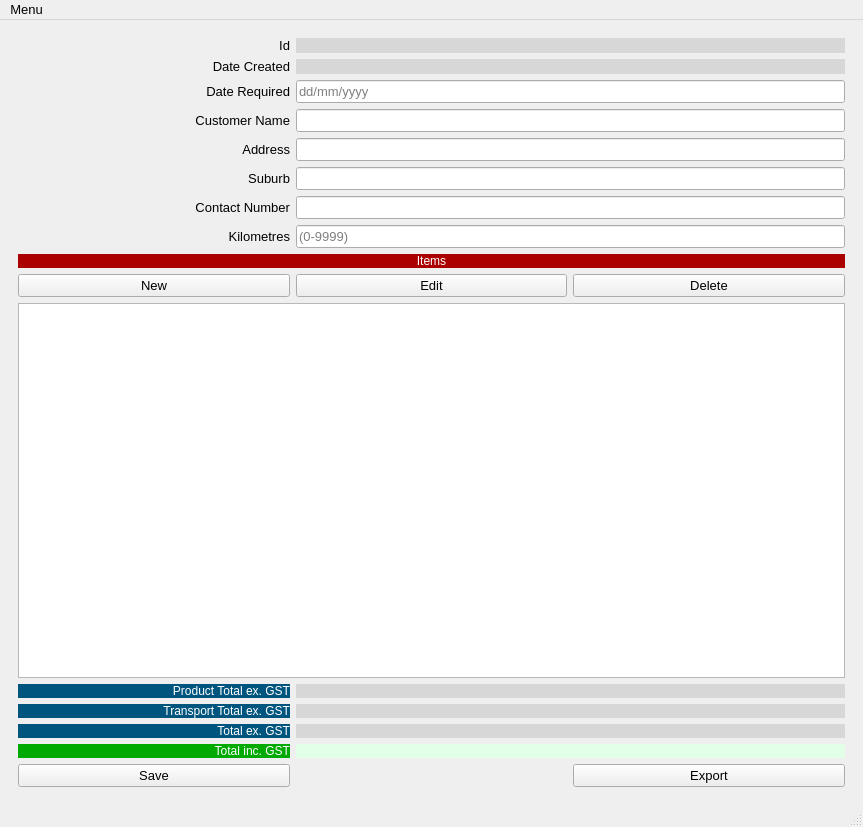
Soapey/HQCPQ, file app/gui/ui_files/main_window.ui: the form before one commit.
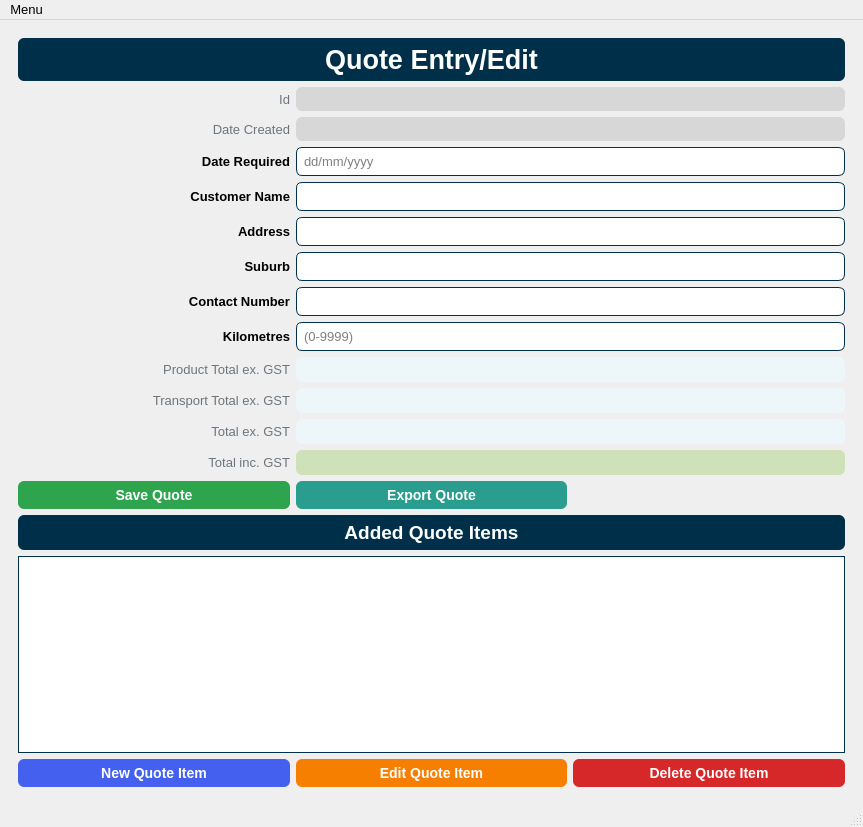
The form after the commit.

```diff
--- a/app/gui/ui_files/main_window.ui
+++ b/app/gui/ui_files/main_window.ui
@@ -140,128 +140,81 @@
       </widget>
       <widget class="QWidget" name="pageQuoteEntry">
        <layout class="QGridLayout" name="gridLayout_16">
-        <item row="9" column="0">
-         <widget class="QPushButton" name="btnNewQuoteItem">
-          <property name="focusPolicy">
-           <enum>Qt::NoFocus</enum>
-          </property>
-          <property name="text">
-           <string>New</string>
-          </property>
-         </widget>
-        </item>
-        <item row="6" column="1" colspan="2">
-         <widget class="QLineEdit" name="txtQuote_ContactNumber">
-          <property name="maxLength">
-           <number>100</number>
-          </property>
-         </widget>
-        </item>
-        <item row="5" column="1" colspan="2">
-         <widget class="QLineEdit" name="txtQuote_Suburb">
-          <property name="maxLength">
-           <number>100</number>
-          </property>
-         </widget>
-        </item>
-        <item row="8" column="0" colspan="3">
-         <widget class="QLabel" name="lblQuoteItem_Header">
-          <property name="styleSheet">
-           <string notr="true">color: rgb(255, 255, 255);
-font: 75 14pt &quot;Helvetica&quot;;
-background-color: rgb(170, 0, 0);</string>
-          </property>
-          <property name="text">
-           <string>Items</string>
-          </property>
-          <property name="alignment">
-           <set>Qt::AlignCenter</set>
-          </property>
-         </widget>
-        </item>
-        <item row="9" column="2">
-         <widget class="QPushButton" name="btnDeleteQuoteItem">
-          <property name="focusPolicy">
-           <enum>Qt::NoFocus</enum>
-          </property>
-          <property name="text">
-           <string>Delete</string>
-          </property>
-         </widget>
-        </item>
-        <item row="2" column="1" colspan="2">
-         <widget class="QLineEdit" name="txtQuote_DateRequired">
-          <property name="placeholderText">
-           <string>dd/mm/yyyy</string>
-          </property>
-          <property name="clearButtonEnabled">
-           <bool>false</bool>
-          </property>
-         </widget>
-        </item>
-        <item row="7" column="1" colspan="2">
-         <widget class="QLineEdit" name="txtQuote_Kilometres">
-          <property name="placeholderText">
-           <string>(0-9999)</string>
-          </property>
-         </widget>
-        </item>
-        <item row="0" column="0">
-         <widget class="QLabel" name="lblQuoteId_Label">
-          <property name="text">
-           <string>Id</string>
-          </property>
-          <property name="alignment">
-           <set>Qt::AlignRight|Qt::AlignTrailing|Qt::AlignVCenter</set>
-          </property>
-         </widget>
-        </item>
-        <item row="9" column="1">
-         <widget class="QPushButton" name="btnEditQuoteItem">
-          <property name="focusPolicy">
-           <enum>Qt::NoFocus</enum>
-          </property>
-          <property name="text">
-           <string>Edit</string>
-          </property>
-         </widget>
-        </item>
-        <item row="1" column="0">
-         <widget class="QLabel" name="lblQuote_DateCreated_Label">
-          <property name="text">
-           <string>Date Created</string>
-          </property>
-          <property name="alignment">
-           <set>Qt::AlignRight|Qt::AlignTrailing|Qt::AlignVCenter</set>
-          </property>
-         </widget>
-        </item>
-        <item row="3" column="1" colspan="2">
+        <item row="4" column="1" colspan="2">
          <widget class="QLineEdit" name="txtQuote_Name">
+          <property name="styleSheet">
+           <string notr="true">border: 1px solid #003049;
+border-radius: 6px;
+font-family: &quot;Helvetica&quot;;
+font-size: 10pt;
+padding: 5px;</string>
+          </property>
           <property name="maxLength">
            <number>100</number>
           </property>
          </widget>
         </item>
-        <item row="0" column="1" colspan="2">
-         <widget class="QLabel" name="lblQuoteId">
+        <item row="17" column="2">
+         <widget class="QPushButton" name="btnDeleteQuoteItem">
+          <property name="focusPolicy">
+           <enum>Qt::NoFocus</enum>
+          </property>
           <property name="styleSheet">
-           <string notr="true">background-color: rgb(215, 215, 215);</string>
+           <string notr="true">background-color: #d62828;
+border: 1px solid rgba(27, 31, 35, .15);
+border-radius: 6px;
+color: #fff;
+font-family: &quot;Helvetica&quot;;
+font-size: 14px;
+font-weight: 600;
+line-height: 20px;
+padding: 6px 16px;
+position: relative;
+text-align: center;
+text-decoration: none;
+vertical-align: middle;
+white-space: nowrap;</string>
           </property>
           <property name="text">
-           <string/>
+           <string>Delete Quote Item</string>
           </property>
          </widget>
         </item>
-        <item row="4" column="1" colspan="2">
+        <item row="5" column="1" colspan="2">
          <widget class="QLineEdit" name="txtQuote_Address">
+          <property name="styleSheet">
+           <string notr="true">border: 1px solid #003049;
+border-radius: 6px;
+font-family: &quot;Helvetica&quot;;
+font-size: 10pt;
+padding: 5px;</string>
+          </property>
           <property name="maxLength">
            <number>100</number>
           </property>
          </widget>
         </item>
-        <item row="7" column="0">
+        <item row="7" column="1" colspan="2">
+         <widget class="QLineEdit" name="txtQuote_ContactNumber">
+          <property name="styleSheet">
+           <string notr="true">border: 1px solid #003049;
+border-radius: 6px;
+font-family: &quot;Helvetica&quot;;
+font-size: 10pt;
+padding: 5px;</string>
+          </property>
+          <property name="maxLength">
+           <number>100</number>
+          </property>
+         </widget>
+        </item>
+        <item row="8" column="0">
          <widget class="QLabel" name="lblQuote_Kilometres">
+          <property name="styleSheet">
+           <string notr="true">font-family: &quot;Helvetica&quot;;
+font-weight: 700;
+font-size: 10pt;</string>
+          </property>
           <property name="text">
            <string>Kilometres</string>
           </property>
@@ -270,18 +223,13 @@
           </property>
          </widget>
         </item>
-        <item row="1" column="1" colspan="2">
-         <widget class="QLabel" name="lblQuote_DateCreated">
-          <property name="styleSheet">
-           <string notr="true">background-color: rgb(215, 215, 215);</string>
-          </property>
-          <property name="text">
-           <string/>
-          </property>
-         </widget>
-        </item>
-        <item row="4" column="0">
+        <item row="5" column="0">
          <widget class="QLabel" name="lblQuote_Address">
+          <property name="styleSheet">
+           <string notr="true">font-family: &quot;Helvetica&quot;;
+font-weight: 700;
+font-size: 10pt;</string>
+          </property>
           <property name="text">
            <string>Address</string>
           </property>
@@ -290,28 +238,81 @@
           </property>
          </widget>
         </item>
+        <item row="10" column="1" colspan="2">
+         <widget class="QLabel" name="lblQuote_TransportTotalExGST">
+          <property name="font">
+           <font>
+            <family>Helvetica</family>
+            <pointsize>10</pointsize>
+           </font>
+          </property>
+          <property name="styleSheet">
+           <string notr="true">background-color: #edf6f9;
+border-radius: 6px;
+font-family: &quot;Helvetica&quot;;
+font-size: 10pt;
+padding: 5px;</string>
+          </property>
+          <property name="text">
+           <string/>
+          </property>
+         </widget>
+        </item>
         <item row="2" column="0">
-         <widget class="QLabel" name="lblQuote_DateRequired">
+         <widget class="QLabel" name="lblQuote_DateCreated_Label">
+          <property name="font">
+           <font>
+            <family>Helvetica</family>
+            <pointsize>10</pointsize>
+            <weight>37</weight>
+            <bold>false</bold>
+           </font>
+          </property>
+          <property name="styleSheet">
+           <string notr="true">color: #6c757d;
+font-family: &quot;Helvetica&quot;;
+font-weight: 300;
+font-size: 10pt</string>
+          </property>
           <property name="text">
-           <string>Date Required</string>
+           <string>Date Created</string>
           </property>
           <property name="alignment">
            <set>Qt::AlignRight|Qt::AlignTrailing|Qt::AlignVCenter</set>
           </property>
          </widget>
         </item>
-        <item row="3" column="0">
-         <widget class="QLabel" name="lblQuote_Name">
+        <item row="11" column="0">
+         <widget class="QLabel" name="lblQuote_TotalExGST_Label">
+          <property name="font">
+           <font>
+            <family>Helvetica</family>
+            <pointsize>10</pointsize>
+            <weight>37</weight>
+            <bold>false</bold>
+           </font>
+          </property>
+          <property name="styleSheet">
+           <string notr="true">color: #6c757d;
+font-family: &quot;Helvetica&quot;;
+font-weight: 300;
+font-size: 10pt</string>
+          </property>
           <property name="text">
-           <string>Customer Name</string>
+           <string>Total ex. GST</string>
           </property>
           <property name="alignment">
            <set>Qt::AlignRight|Qt::AlignTrailing|Qt::AlignVCenter</set>
           </property>
          </widget>
         </item>
-        <item row="5" column="0">
+        <item row="6" column="0">
          <widget class="QLabel" name="lblQuote_Suburb">
+          <property name="styleSheet">
+           <string notr="true">font-family: &quot;Helvetica&quot;;
+font-weight: 700;
+font-size: 10pt;</string>
+          </property>
           <property name="text">
            <string>Suburb</string>
           </property>
@@ -320,21 +321,66 @@
           </property>
          </widget>
         </item>
-        <item row="6" column="0">
-         <widget class="QLabel" name="lblQuote_ContactNumber">
+        <item row="17" column="1">
+         <widget class="QPushButton" name="btnEditQuoteItem">
+          <property name="focusPolicy">
+           <enum>Qt::NoFocus</enum>
+          </property>
+          <property name="styleSheet">
+           <string notr="true">background-color: #f77f00;
+border: 1px solid rgba(27, 31, 35, .15);
+border-radius: 6px;
+color: #fff;
+font-family: &quot;Helvetica&quot;;
+font-size: 14px;
+font-weight: 600;
+line-height: 20px;
+padding: 6px 16px;
+position: relative;
+text-align: center;
+text-decoration: none;
+vertical-align: middle;
+white-space: nowrap;</string>
+          </property>
           <property name="text">
-           <string>Contact Number</string>
+           <string>Edit Quote Item</string>
           </property>
-          <property name="alignment">
-           <set>Qt::AlignRight|Qt::AlignTrailing|Qt::AlignVCenter</set>
+         </widget>
+        </item>
+        <item row="12" column="1" colspan="2">
+         <widget class="QLabel" name="lblQuote_TotalIncGST">
+          <property name="font">
+           <font>
+            <family>Helvetica</family>
+            <pointsize>10</pointsize>
+            <weight>87</weight>
+            <bold>true</bold>
+           </font>
           </property>
+          <property name="styleSheet">
+           <string notr="true">background-color: #cfe1b9;
+border-radius: 6px;
+color: #283618;
+font-family: &quot;Helvetica&quot;;
+font-size: 10pt;
+font-weight: 700;
+padding: 5px;</string>
+          </property>
+          <property name="text">
+           <string/>
+          </property>
          </widget>
         </item>
-        <item row="10" column="0" colspan="3">
+        <item row="16" column="0" colspan="3">
          <widget class="QTableWidget" name="tblQuoteItems">
           <property name="focusPolicy">
            <enum>Qt::NoFocus</enum>
           </property>
+          <property name="styleSheet">
+           <string notr="true">border: 1px solid #003049;
+font-family: &quot;Helvetica&quot;;
+font-size: 10pt;</string>
+          </property>
           <property name="editTriggers">
            <set>QAbstractItemView::NoEditTriggers</set>
           </property>
@@ -355,27 +401,21 @@
           </attribute>
          </widget>
         </item>
-        <item row="11" column="0">
-         <widget class="QLabel" name="lblQuote_ProductTotalExGst_Label">
-          <property name="styleSheet">
-           <string notr="true">font: 75 12pt &quot;Helvetica&quot;;
-background-color: rgb(0, 85, 127);
-color: rgb(255, 255, 255);</string>
-          </property>
-          <property name="text">
-           <string>Product Total ex. GST</string>
-          </property>
-          <property name="alignment">
-           <set>Qt::AlignRight|Qt::AlignTrailing|Qt::AlignVCenter</set>
-          </property>
-         </widget>
-        </item>
-        <item row="12" column="0">
+        <item row="10" column="0">
          <widget class="QLabel" name="lblQuote_TransportTotalExGST_Label">
+          <property name="font">
+           <font>
+            <family>Helvetica</family>
+            <pointsize>10</pointsize>
+            <weight>37</weight>
+            <bold>false</bold>
+           </font>
+          </property>
           <property name="styleSheet">
-           <string notr="true">font: 75 12pt &quot;Helvetica&quot;;
-background-color: rgb(0, 85, 127);
-color: rgb(255, 255, 255);</string>
+           <string notr="true">color: #6c757d;
+font-family: &quot;Helvetica&quot;;
+font-weight: 300;
+font-size: 10pt</string>
           </property>
           <property name="text">
            <string>Transport Total ex. GST</string>
@@ -385,12 +425,214 @@
           </property>
          </widget>
         </item>
-        <item row="14" column="0">
+        <item row="1" column="0">
+         <widget class="QLabel" name="lblQuoteId_Label">
+          <property name="font">
+           <font>
+            <family>Helvetica</family>
+            <pointsize>10</pointsize>
+            <weight>37</weight>
+            <bold>false</bold>
+           </font>
+          </property>
+          <property name="styleSheet">
+           <string notr="true">color: #6c757d;
+font-family: &quot;Helvetica&quot;;
+font-weight: 300;
+font-size: 10pt</string>
+          </property>
+          <property name="text">
+           <string>Id</string>
+          </property>
+          <property name="alignment">
+           <set>Qt::AlignRight|Qt::AlignTrailing|Qt::AlignVCenter</set>
+          </property>
+         </widget>
+        </item>
+        <item row="3" column="0">
+         <widget class="QLabel" name="lblQuote_DateRequired">
+          <property name="styleSheet">
+           <string notr="true">font-family: &quot;Helvetica&quot;;
+font-weight: 700;
+font-size: 10pt;</string>
+          </property>
+          <property name="text">
+           <string>Date Required</string>
+          </property>
+          <property name="alignment">
+           <set>Qt::AlignRight|Qt::AlignTrailing|Qt::AlignVCenter</set>
+          </property>
+         </widget>
+        </item>
+        <item row="9" column="1" colspan="2">
+         <widget class="QLabel" name="lblQuote_ProductTotalExGST">
+          <property name="font">
+           <font>
+            <family>Helvetica</family>
+            <pointsize>10</pointsize>
+           </font>
+          </property>
+          <property name="styleSheet">
+           <string notr="true">background-color: #edf6f9;
+border-radius: 6px;
+font-family: &quot;Helvetica&quot;;
+font-size: 10pt;
+padding: 5px;</string>
+          </property>
+          <property name="text">
+           <string/>
+          </property>
+         </widget>
+        </item>
+        <item row="0" column="0" colspan="3">
+         <widget class="QLabel" name="lblQuoteEntry_Header">
+          <property name="styleSheet">
+           <string notr="true">border: 1px solid rgba(27, 31, 35, .15);
+border-radius: 6px;
+background-color: #003049;
+color: #ffffff;
+font-size: 20pt;
+font-family: &quot;Helvetica&quot;;
+font-style: normal;
+font-weight: 700;
+padding: 6px;</string>
+          </property>
+          <property name="text">
+           <string>Quote Entry/Edit</string>
+          </property>
+          <property name="alignment">
+           <set>Qt::AlignCenter</set>
+          </property>
+         </widget>
+        </item>
+        <item row="11" column="1" colspan="2">
+         <widget class="QLabel" name="lblQuote_TotalExGST">
+          <property name="font">
+           <font>
+            <family>Helvetica</family>
+            <pointsize>10</pointsize>
+           </font>
+          </property>
+          <property name="styleSheet">
+           <string notr="true">background-color: #edf6f9;
+border-radius: 6px;
+font-family: &quot;Helvetica&quot;;
+font-size: 10pt;
+padding: 5px;</string>
+          </property>
+          <property name="text">
+           <string/>
+          </property>
+         </widget>
+        </item>
+        <item row="14" column="0" colspan="3">
+         <widget class="QLabel" name="lblQuoteItem_Header">
+          <property name="styleSheet">
+           <string notr="true">border: 1px solid rgba(27, 31, 35, .15);
+border-radius: 6px;
+background-color: #003049;
+color: #ffffff;
+font-size: 14pt;
+font-family: &quot;Helvetica&quot;;
+font-style: normal;
+font-weight: 700;
+padding: 6px;</string>
+          </property>
+          <property name="text">
+           <string>Added Quote Items</string>
+          </property>
+          <property name="alignment">
+           <set>Qt::AlignCenter</set>
+          </property>
+         </widget>
+        </item>
+        <item row="6" column="1" colspan="2">
+         <widget class="QLineEdit" name="txtQuote_Suburb">
+          <property name="styleSheet">
+           <string notr="true">border: 1px solid #003049;
+border-radius: 6px;
+font-family: &quot;Helvetica&quot;;
+font-size: 10pt;
+padding: 5px;</string>
+          </property>
+          <property name="maxLength">
+           <number>100</number>
+          </property>
+         </widget>
+        </item>
+        <item row="3" column="1" colspan="2">
+         <widget class="QLineEdit" name="txtQuote_DateRequired">
+          <property name="styleSheet">
+           <string notr="true">border: 1px solid #003049;
+border-radius: 6px;
+font-family: &quot;Helvetica&quot;;
+font-size: 10pt;
+padding: 5px;</string>
+          </property>
+          <property name="placeholderText">
+           <string>dd/mm/yyyy</string>
+          </property>
+          <property name="clearButtonEnabled">
+           <bool>false</bool>
+          </property>
+         </widget>
+        </item>
+        <item row="4" column="0">
+         <widget class="QLabel" name="lblQuote_Name">
+          <property name="styleSheet">
+           <string notr="true">font-family: &quot;Helvetica&quot;;
+font-weight: 700;
+font-size: 10pt;</string>
+          </property>
+          <property name="text">
+           <string>Customer Name</string>
+          </property>
+          <property name="alignment">
+           <set>Qt::AlignRight|Qt::AlignTrailing|Qt::AlignVCenter</set>
+          </property>
+         </widget>
+        </item>
+        <item row="17" column="0">
+         <widget class="QPushButton" name="btnNewQuoteItem">
+          <property name="focusPolicy">
+           <enum>Qt::NoFocus</enum>
+          </property>
+          <property name="styleSheet">
+           <string notr="true">background-color: #4361ee;
+border: 1px solid rgba(27, 31, 35, .15);
+border-radius: 6px;
+color: #fff;
+font-family: &quot;Helvetica&quot;;
+font-size: 14px;
+font-weight: 600;
+line-height: 20px;
+padding: 6px 16px;
+position: relative;
+text-align: center;
+text-decoration: none;
+vertical-align: middle;
+white-space: nowrap;</string>
+          </property>
+          <property name="text">
+           <string>New Quote Item</string>
+          </property>
+         </widget>
+        </item>
+        <item row="12" column="0">
          <widget class="QLabel" name="lblQuote_TotalIncGST_Label">
+          <property name="font">
+           <font>
+            <family>Helvetica</family>
+            <pointsize>10</pointsize>
+            <weight>37</weight>
+            <bold>false</bold>
+           </font>
+          </property>
           <property name="styleSheet">
-           <string notr="true">font: 75 14pt &quot;Helvetica&quot;;
-background-color: rgb(0, 170, 0);
-color: rgb(255, 255, 255);</string>
+           <string notr="true">color: #6c757d;
+font-family: &quot;Helvetica&quot;;
+font-weight: 300;
+font-size: 10pt</string>
           </property>
           <property name="text">
            <string>Total inc. GST</string>
@@ -400,83 +642,134 @@
           </property>
          </widget>
         </item>
+        <item row="8" column="1" colspan="2">
+         <widget class="QLineEdit" name="txtQuote_Kilometres">
+          <property name="styleSheet">
+           <string notr="true">border: 1px solid #003049;
+border-radius: 6px;
+font-family: &quot;Helvetica&quot;;
+font-size: 10pt;
+padding: 5px;</string>
+          </property>
+          <property name="placeholderText">
+           <string>(0-9999)</string>
+          </property>
+         </widget>
+        </item>
+        <item row="9" column="0">
+         <widget class="QLabel" name="lblQuote_ProductTotalExGst_Label">
+          <property name="font">
+           <font>
+            <family>Helvetica</family>
+            <pointsize>10</pointsize>
+            <weight>37</weight>
+            <bold>false</bold>
+           </font>
+          </property>
+          <property name="styleSheet">
+           <string notr="true">color: #6c757d;
+font-family: &quot;Helvetica&quot;;
+font-weight: 300;
+font-size: 10pt</string>
+          </property>
+          <property name="text">
+           <string>Product Total ex. GST</string>
+          </property>
+          <property name="alignment">
+           <set>Qt::AlignRight|Qt::AlignTrailing|Qt::AlignVCenter</set>
+          </property>
+         </widget>
+        </item>
+        <item row="2" column="1" colspan="2">
+         <widget class="QLabel" name="lblQuote_DateCreated">
+          <property name="styleSheet">
+           <string notr="true">background-color: rgb(215, 215, 215);
+border-radius: 6px;
+font-family: &quot;Helvetica&quot;;
+padding: 5px;</string>
+          </property>
+          <property name="text">
+           <string/>
+          </property>
+         </widget>
+        </item>
+        <item row="7" column="0">
+         <widget class="QLabel" name="lblQuote_ContactNumber">
+          <property name="styleSheet">
+           <string notr="true">font-family: &quot;Helvetica&quot;;
+font-weight: 700;
+font-size: 10pt;</string>
+          </property>
+          <property name="text">
+           <string>Contact Number</string>
+          </property>
+          <property name="alignment">
+           <set>Qt::AlignRight|Qt::AlignTrailing|Qt::AlignVCenter</set>
+          </property>
+         </widget>
+        </item>
+        <item row="1" column="1" colspan="2">
+         <widget class="QLabel" name="lblQuoteId">
+          <property name="styleSheet">
+           <string notr="true">background-color: rgb(215, 215, 215);
+border-radius: 6px;
+font-family: &quot;Helvetica&quot;;
+padding: 5px;</string>
+          </property>
+          <property name="text">
+           <string/>
+          </property>
+         </widget>
+        </item>
         <item row="13" column="0">
-         <widget class="QLabel" name="lblQuote_TotalExGST_Label">
-          <property name="styleSheet">
-           <string notr="true">font: 75 12pt &quot;Helvetica&quot;;
-background-color: rgb(0, 85, 127);
-color: rgb(255, 255, 255);</string>
-          </property>
-          <property name="text">
-           <string>Total ex. GST</string>
-          </property>
-          <property name="alignment">
-           <set>Qt::AlignRight|Qt::AlignTrailing|Qt::AlignVCenter</set>
-          </property>
-         </widget>
-        </item>
-        <item row="12" column="1" colspan="2">
-         <widget class="QLabel" name="lblQuote_TransportTotalExGST">
-          <property name="styleSheet">
-           <string notr="true">background-color: rgb(215, 215, 215);
-font: 14pt &quot;Helvetica&quot;;</string>
-          </property>
-          <property name="text">
-           <string/>
-          </property>
-         </widget>
-        </item>
-        <item row="13" column="1" colspan="2">
-         <widget class="QLabel" name="lblQuote_TotalExGST">
-          <property name="styleSheet">
-           <string notr="true">background-color: rgb(215, 215, 215);
-font: 14pt &quot;Helvetica&quot;;</string>
-          </property>
-          <property name="text">
-           <string/>
-          </property>
-         </widget>
-        </item>
-        <item row="14" column="1" colspan="2">
-         <widget class="QLabel" name="lblQuote_TotalIncGST">
-          <property name="styleSheet">
-           <string notr="true">color: rgb(0, 170, 0);
-background-color: rgb(226, 255, 232);
-font: 75 16pt &quot;Helvetica&quot;;</string>
-          </property>
-          <property name="text">
-           <string/>
-          </property>
-         </widget>
-        </item>
-        <item row="11" column="1" colspan="2">
-         <widget class="QLabel" name="lblQuote_ProductTotalExGST">
-          <property name="styleSheet">
-           <string notr="true">background-color: rgb(215, 215, 215);
-font: 14pt &quot;Helvetica&quot;;</string>
-          </property>
-          <property name="text">
-           <string/>
-          </property>
-         </widget>
-        </item>
-        <item row="15" column="2">
-         <widget class="QPushButton" name="btnExportQuote_Entry">
-          <property name="focusPolicy">
-           <enum>Qt::NoFocus</enum>
-          </property>
-          <property name="text">
-           <string>Export</string>
-          </property>
-         </widget>
-        </item>
-        <item row="15" column="0">
          <widget class="QPushButton" name="btnSaveQuote">
           <property name="focusPolicy">
            <enum>Qt::NoFocus</enum>
           </property>
+          <property name="styleSheet">
+           <string notr="true">background-color: #2ea44f;
+border: 1px solid rgba(27, 31, 35, .15);
+border-radius: 6px;
+color: #fff;
+font-family: &quot;Helvetica&quot;;
+font-size: 14px;
+font-weight: 600;
+line-height: 20px;
+padding: 6px 16px;
+position: relative;
+text-align: center;
+text-decoration: none;
+vertical-align: middle;
+white-space: nowrap;</string>
+          </property>
           <property name="text">
-           <string>Save</string>
+           <string>Save Quote</string>
+          </property>
+         </widget>
+        </item>
+        <item row="13" column="1">
+         <widget class="QPushButton" name="btnExportQuote_Entry">
+          <property name="focusPolicy">
+           <enum>Qt::NoFocus</enum>
+          </property>
+          <property name="styleSheet">
+           <string notr="true">background-color: #2a9d8f;
+border: 1px solid rgba(27, 31, 35, .15);
+border-radius: 6px;
+color: #fff;
+font-family: &quot;Helvetica&quot;;
+font-size: 14px;
+font-weight: 600;
+line-height: 20px;
+padding: 6px 16px;
+position: relative;
+text-align: center;
+text-decoration: none;
+vertical-align: middle;
+white-space: nowrap;</string>
+          </property>
+          <property name="text">
+           <string>Export Quote</string>
           </property>
          </widget>
         </item>
```
Left out of the diff: 1237 changed lines with no effect on the pictures.
